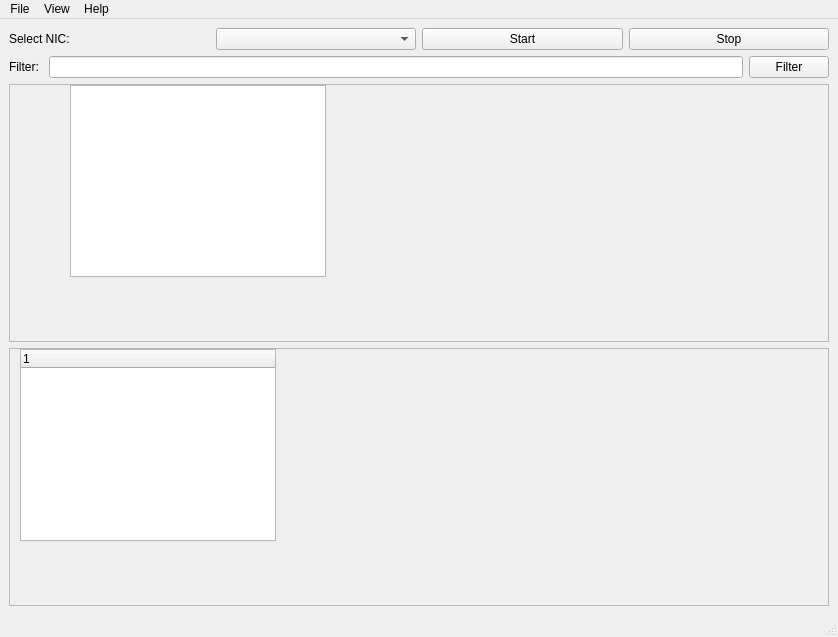
This is simplesniffer/gui/ui_files/mainwindow.ui in ChinaNuke/SimpleSniffer as Qt 5 draws it before an edit. The edited form follows.
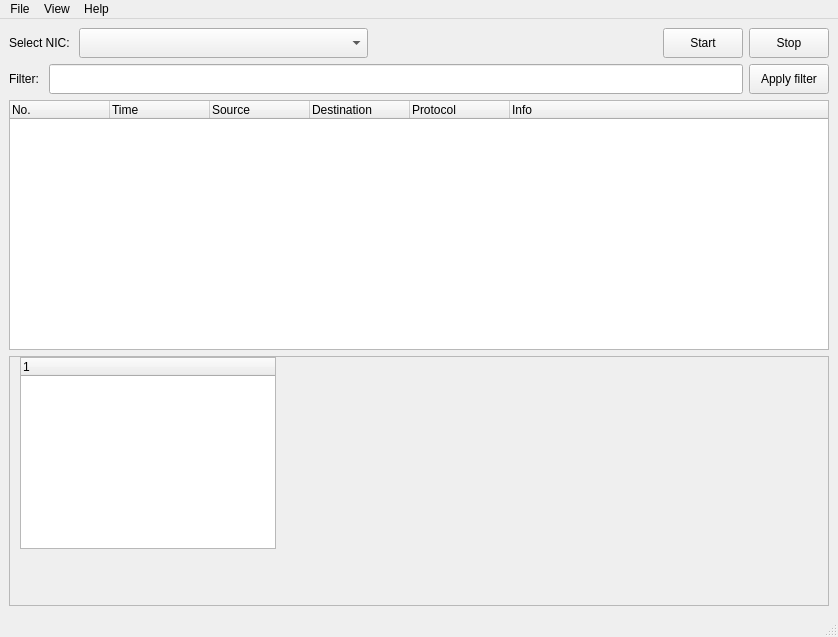
This is the edited form.

Diff of the .ui file:
```diff
--- a/simplesniffer/gui/ui_files/mainwindow.ui
+++ b/simplesniffer/gui/ui_files/mainwindow.ui
@@ -25,17 +25,61 @@
        </widget>
       </item>
       <item>
-       <widget class="QComboBox" name="comboNIC"/>
+       <widget class="QComboBox" name="comboNIC">
+        <property name="sizePolicy">
+         <sizepolicy hsizetype="Expanding" vsizetype="Fixed">
+          <horstretch>0</horstretch>
+          <verstretch>0</verstretch>
+         </sizepolicy>
+        </property>
+        <property name="minimumSize">
+         <size>
+          <width>30</width>
+          <height>30</height>
+         </size>
+        </property>
+       </widget>
+      </item>
+      <item>
+       <spacer name="horizontalSpacer">
+        <property name="orientation">
+         <enum>Qt::Horizontal</enum>
+        </property>
+        <property name="sizeType">
+         <enum>QSizePolicy::Expanding</enum>
+        </property>
+        <property name="sizeHint" stdset="0">
+         <size>
+          <width>40</width>
+          <height>20</height>
+         </size>
+        </property>
+       </spacer>
       </item>
       <item>
        <widget class="QPushButton" name="btnStart">
+        <property name="minimumSize">
+         <size>
+          <width>0</width>
+          <height>30</height>
+         </size>
+        </property>
         <property name="text">
          <string>Start</string>
         </property>
+        <property name="flat">
+         <bool>false</bool>
+        </property>
        </widget>
       </item>
       <item>
        <widget class="QPushButton" name="btnStop">
+        <property name="minimumSize">
+         <size>
+          <width>0</width>
+          <height>30</height>
+         </size>
+        </property>
         <property name="text">
          <string>Stop</string>
         </property>
@@ -53,42 +97,98 @@
        </widget>
       </item>
       <item>
-       <widget class="QLineEdit" name="txtFilter"/>
+       <widget class="QLineEdit" name="txtFilter">
+        <property name="minimumSize">
+         <size>
+          <width>0</width>
+          <height>30</height>
+         </size>
+        </property>
+       </widget>
       </item>
       <item>
        <widget class="QPushButton" name="btnFilter">
+        <property name="minimumSize">
+         <size>
+          <width>0</width>
+          <height>30</height>
+         </size>
+        </property>
         <property name="text">
-         <string>Filter</string>
+         <string>Apply filter</string>
         </property>
        </widget>
       </item>
      </layout>
     </item>
     <item>
-     <widget class="QScrollArea" name="scrollArea">
-      <property name="widgetResizable">
+     <widget class="QTableWidget" name="tblFlows">
+      <property name="autoFillBackground">
+       <bool>false</bool>
+      </property>
+      <property name="sortingEnabled">
        <bool>true</bool>
       </property>
-      <widget class="QWidget" name="scrollAreaWidgetContents">
-       <property name="geometry">
-        <rect>
-         <x>0</x>
-         <y>0</y>
-         <width>818</width>
-         <height>251</height>
-        </rect>
+      <property name="columnCount">
+       <number>6</number>
+      </property>
+      <attribute name="horizontalHeaderVisible">
+       <bool>true</bool>
+      </attribute>
+      <attribute name="horizontalHeaderStretchLastSection">
+       <bool>true</bool>
+      </attribute>
+      <attribute name="verticalHeaderVisible">
+       <bool>false</bool>
+      </attribute>
+      <column>
+       <property name="text">
+        <string>No.</string>
        </property>
-       <widget class="QTableWidget" name="tableWidget">
-        <property name="geometry">
-         <rect>
-          <x>60</x>
-          <y>0</y>
-          <width>256</width>
-          <height>192</height>
-         </rect>
-        </property>
-       </widget>
-      </widget>
+       <property name="textAlignment">
+        <set>AlignLeading|AlignVCenter</set>
+       </property>
+      </column>
+      <column>
+       <property name="text">
+        <string>Time</string>
+       </property>
+       <property name="textAlignment">
+        <set>AlignLeading|AlignVCenter</set>
+       </property>
+      </column>
+      <column>
+       <property name="text">
+        <string>Source</string>
+       </property>
+       <property name="textAlignment">
+        <set>AlignLeading|AlignVCenter</set>
+       </property>
+      </column>
+      <column>
+       <property name="text">
+        <string>Destination</string>
+       </property>
+       <property name="textAlignment">
+        <set>AlignLeading|AlignVCenter</set>
+       </property>
+      </column>
+      <column>
+       <property name="text">
+        <string>Protocol</string>
+       </property>
+       <property name="textAlignment">
+        <set>AlignLeading|AlignVCenter</set>
+       </property>
+      </column>
+      <column>
+       <property name="text">
+        <string>Info</string>
+       </property>
+       <property name="textAlignment">
+        <set>AlignLeading|AlignVCenter</set>
+       </property>
+      </column>
      </widget>
     </item>
     <item>
@@ -102,7 +202,7 @@
          <x>0</x>
          <y>0</y>
          <width>818</width>
-         <height>251</height>
+         <height>245</height>
         </rect>
        </property>
        <widget class="QTreeWidget" name="treeWidget">
```
Left out of the diff: 6 changed lines with no effect on the pictures.
